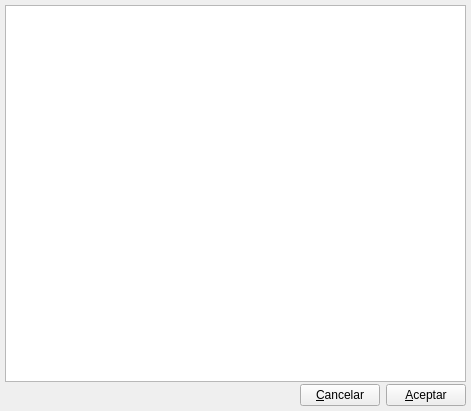
Before: the Qt Designer form bulmages/bulmafact/src/listalmacenbase.ui in eboladev/Bulmages-1, drawn with Qt 5.
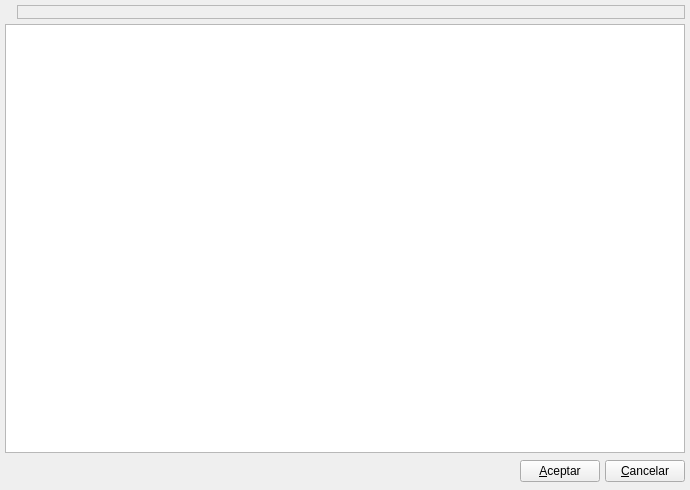
After: the same form once the commit is applied. Icons and pictures are not drawn. Custom widgets are drawn as their Qt base class.

```diff
--- a/bulmages/bulmafact/src/listalmacenbase.ui
+++ b/bulmages/bulmafact/src/listalmacenbase.ui
@@ -8,8 +8,8 @@
    <rect>
     <x>0</x>
     <y>0</y>
-    <width>471</width>
-    <height>411</height>
+    <width>690</width>
+    <height>490</height>
    </rect>
   </property>
   <property name="windowTitle" >
@@ -18,23 +18,20 @@
   <property name="windowIcon" >
    <iconset resource="../../bulmages.qrc" >:/Bulmafact48x48/images/png/48x48/i_bulmages_almacen_listado.48x48.png</iconset>
   </property>
-  <layout class="QVBoxLayout" >
+  <layout class="QGridLayout" >
    <property name="margin" >
     <number>5</number>
    </property>
    <property name="spacing" >
-    <number>2</number>
+    <number>5</number>
    </property>
-   <item>
-    <widget class="ListAlmacenSubForm" name="mui_listado" />
-   </item>
-   <item>
+   <item row="2" column="0" >
     <layout class="QHBoxLayout" >
      <property name="margin" >
       <number>0</number>
      </property>
      <property name="spacing" >
-      <number>6</number>
+      <number>5</number>
      </property>
      <item>
       <spacer>
@@ -43,19 +40,12 @@
        </property>
        <property name="sizeHint" >
         <size>
-         <width>581</width>
-         <height>20</height>
+         <width>151</width>
+         <height>27</height>
         </size>
        </property>
       </spacer>
      </item>
-     <item>
-      <widget class="QPushButton" name="mui_cancelar" >
-       <property name="text" >
-        <string>&amp;Cancelar</string>
-       </property>
-      </widget>
-     </item>
      <item>
       <widget class="QPushButton" name="mui_aceptar" >
        <property name="text" >
@@ -63,6 +53,55 @@
        </property>
       </widget>
      </item>
+     <item>
+      <widget class="QPushButton" name="mui_cancelar" >
+       <property name="text" >
+        <string>&amp;Cancelar</string>
+       </property>
+      </widget>
+     </item>
+    </layout>
+   </item>
+   <item row="1" column="0" >
+    <widget class="ListAlmacenSubForm" name="mui_listado" >
+     <property name="horizontalScrollMode" >
+      <enum>QAbstractItemView::ScrollPerPixel</enum>
+     </property>
+    </widget>
+   </item>
+   <item row="0" column="0" >
+    <layout class="QHBoxLayout" >
+     <property name="margin" >
+      <number>0</number>
+     </property>
+     <property name="spacing" >
+      <number>5</number>
+     </property>
+     <item>
+      <widget class="QLabel" name="label" >
+       <property name="pixmap" >
+        <pixmap resource="../../bulmages.qrc" >:/Bulmafact48x48/images/png/48x48/i_bulmages_almacen_listado.48x48.png</pixmap>
+       </property>
+      </widget>
+     </item>
+     <item>
+      <widget class="QFrame" name="frame" >
+       <property name="sizePolicy" >
+        <sizepolicy>
+         <hsizetype>7</hsizetype>
+         <vsizetype>5</vsizetype>
+         <horstretch>0</horstretch>
+         <verstretch>0</verstretch>
+        </sizepolicy>
+       </property>
+       <property name="frameShape" >
+        <enum>QFrame::StyledPanel</enum>
+       </property>
+       <property name="frameShadow" >
+        <enum>QFrame::Raised</enum>
+       </property>
+      </widget>
+     </item>
     </layout>
    </item>
   </layout>
```
Left out of the diff: 5 changed lines with no effect on the pictures.
